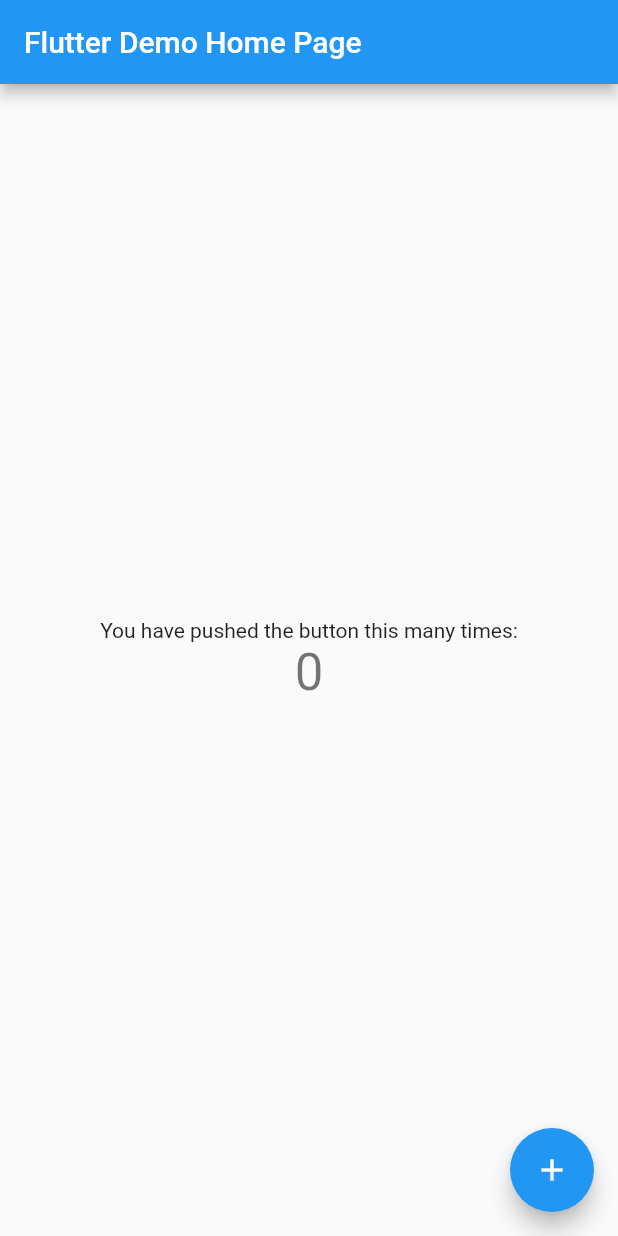
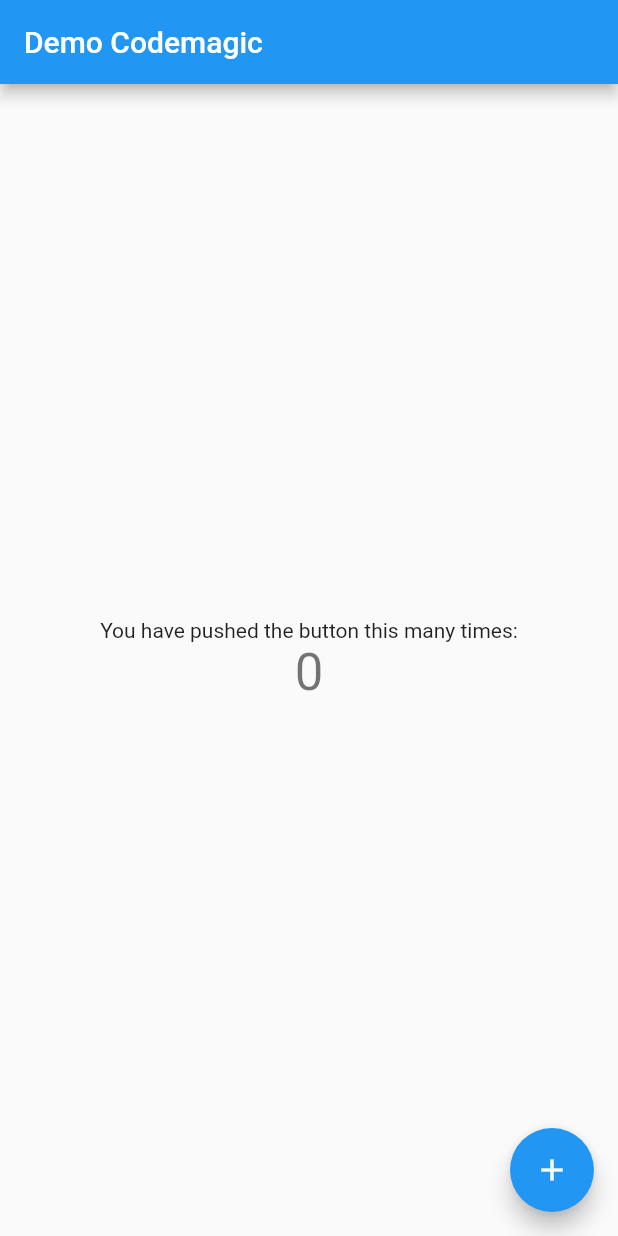
Before and after one commit to ramose/codemagic, a Flutter app: the screen it shows after launch, on a phone screen of 412 x 824 dp. Run offline on Flutter 3.47's test engine with Material 2 defaults, Android fonts, the phone set to English and light mode, and no system bars.

Commit message:
Change title.

```diff
--- a/lib/main.dart
+++ b/lib/main.dart
@@ -20,7 +20,7 @@ class MyApp extends StatelessWidget {
         // is not restarted.
         primarySwatch: Colors.blue,
       ),
-      home: MyHomePage(title: 'Flutter Demo Home Page'),
+      home: MyHomePage(title: 'Demo Codemagic'),
     );
   }
 }
```
